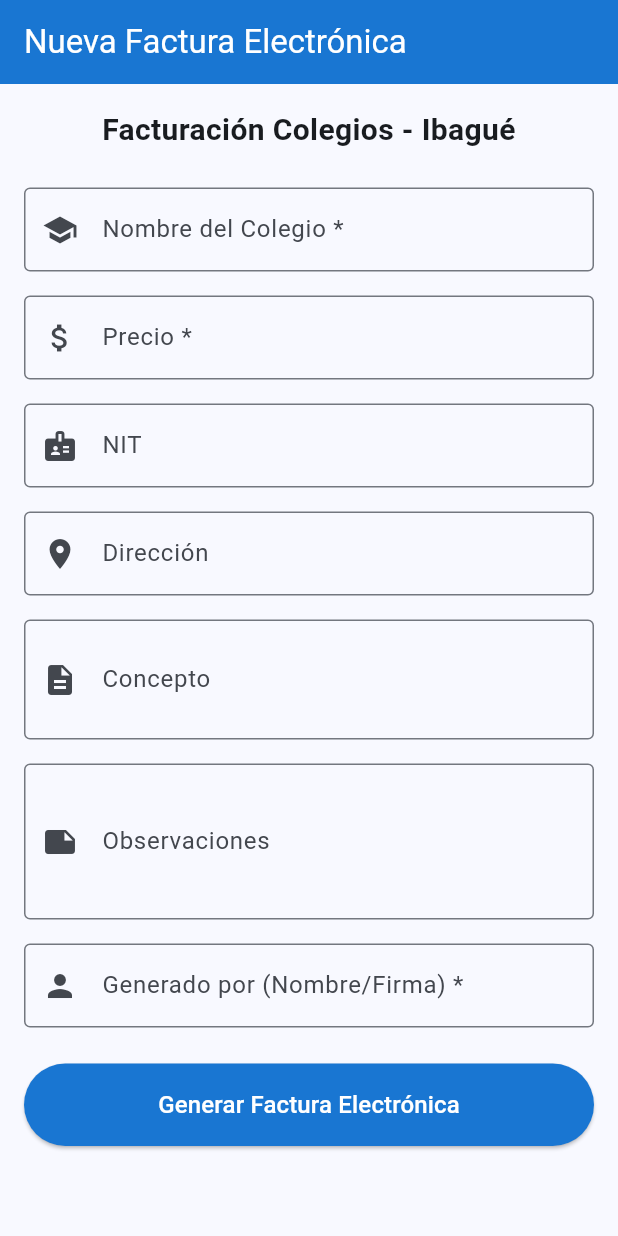
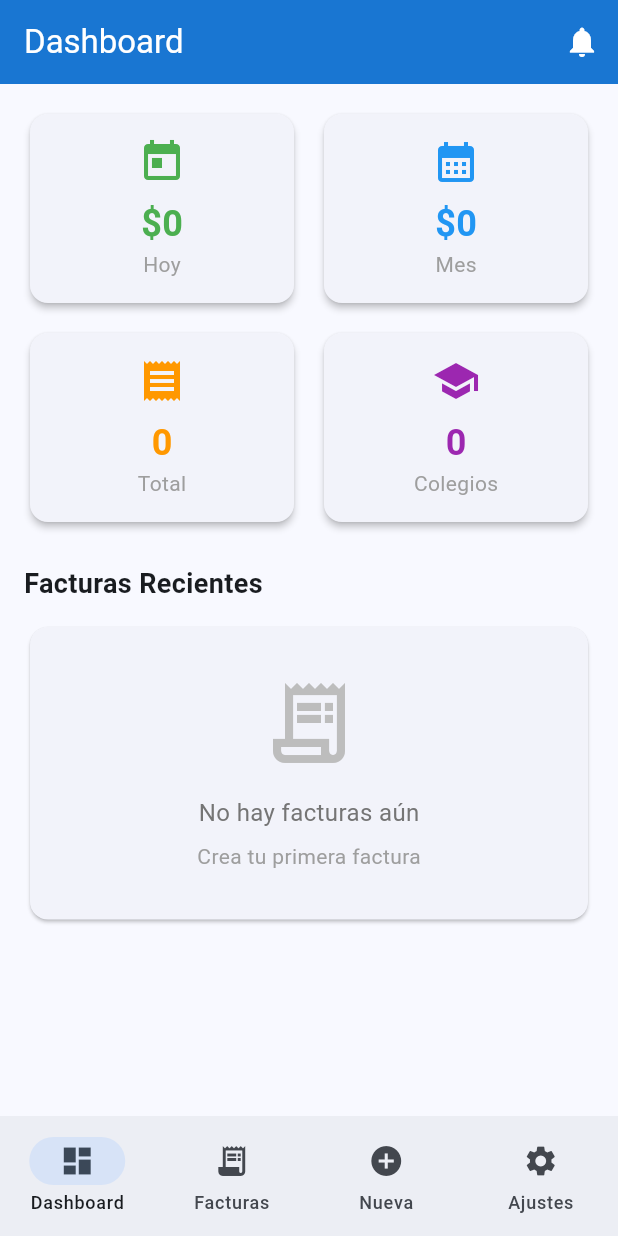
Before and after one commit to ElevoDevs/NovaDoc_M, a Flutter app: the screen it shows after launch, on a phone screen of 412 x 824 dp. Run offline on Flutter 3.47's test engine with Material 3 defaults, Android fonts, the phone set to English and light mode, and no system bars.

Commit message:
haciendo pantallas para la facturacion electronica

```diff
--- a/lib/main.dart
+++ b/lib/main.dart
@@ -1,5 +1,5 @@
 import 'package:flutter/material.dart';
-import 'screens/invoice_form_screen.dart';
+import 'screens/home_screen.dart';
 
 void main() {
   runApp(const MyApp());
@@ -17,7 +17,7 @@ class MyApp extends StatelessWidget {
         colorScheme: ColorScheme.fromSeed(seedColor: Colors.blue),
         useMaterial3: true,
       ),
-      home: const InvoiceFormScreen(),
+      home: const HomeScreen(),
     );
   }
 }
--- /dev/null
+++ b/lib/screens/dashboard_screen.dart
@@ -0,0 +1,90 @@
+import 'package:flutter/material.dart';
+
+class DashboardScreen extends StatelessWidget {
+  const DashboardScreen({super.key});
+
+  @override
+  Widget build(BuildContext context) {
+    return Scaffold(
+      appBar: AppBar(
+        title: const Text('Dashboard'),
+        backgroundColor: Colors.blue[700],
+        foregroundColor: Colors.white,
+        actions: [
+          IconButton(icon: const Icon(Icons.notifications), onPressed: () {}),
+        ],
+      ),
+      body: ListView(
+        padding: const EdgeInsets.all(16),
+        children: [
+          Row(
+            children: [
+              Expanded(child: _StatCard(title: 'Hoy', value: '\$0', icon: Icons.today, color: Colors.green)),
+              const SizedBox(width: 12),
+              Expanded(child: _StatCard(title: 'Mes', value: '\$0', icon: Icons.calendar_month, color: Colors.blue)),
+            ],
+          ),
+          const SizedBox(height: 12),
+          Row(
+            children: [
+              Expanded(child: _StatCard(title: 'Total', value: '0', icon: Icons.receipt, color: Colors.orange)),
+              const SizedBox(width: 12),
+              Expanded(child: _StatCard(title: 'Colegios', value: '0', icon: Icons.school, color: Colors.purple)),
+            ],
+          ),
+          const SizedBox(height: 24),
+          const Text('Facturas Recientes', style: TextStyle(fontSize: 18, fontWeight: FontWeight.bold)),
+          const SizedBox(height: 12),
+          _EmptyState(),
+        ],
+      ),
+    );
+  }
+}
+
+class _StatCard extends StatelessWidget {
+  final String title;
+  final String value;
+  final IconData icon;
+  final Color color;
+
+  const _StatCard({required this.title, required this.value, required this.icon, required this.color});
+
+  @override
+  Widget build(BuildContext context) {
+    return Card(
+      elevation: 2,
+      child: Padding(
+        padding: const EdgeInsets.all(16),
+        child: Column(
+          children: [
+            Icon(icon, color: color, size: 32),
+            const SizedBox(height: 8),
+            Text(value, style: TextStyle(fontSize: 24, fontWeight: FontWeight.bold, color: color)),
+            Text(title, style: const TextStyle(color: Colors.grey)),
+          ],
+        ),
+      ),
+    );
+  }
+}
+
+class _EmptyState extends StatelessWidget {
+  @override
+  Widget build(BuildContext context) {
+    return Card(
+      child: Padding(
+        padding: const EdgeInsets.all(32),
+        child: Column(
+          children: [
+            Icon(Icons.receipt_long_outlined, size: 64, color: Colors.grey[400]),
+            const SizedBox(height: 16),
+            Text('No hay facturas aún', style: TextStyle(fontSize: 16, color: Colors.grey[600])),
+            const SizedBox(height: 8),
+            Text('Crea tu primera factura', style: TextStyle(color: Colors.grey[500])),
+          ],
+        ),
+      ),
+    );
+  }
+}
--- /dev/null
+++ b/lib/screens/home_screen.dart
@@ -0,0 +1,40 @@
+import 'package:flutter/material.dart';
+import 'invoice_form_screen.dart';
+import 'invoices_list_screen.dart';
+import 'dashboard_screen.dart';
+import 'settings_screen.dart';
+
+class HomeScreen extends StatefulWidget {
+  const HomeScreen({super.key});
+
+  @override
+  State<HomeScreen> createState() => _HomeScreenState();
+}
+
+class _HomeScreenState extends State<HomeScreen> {
+  int _selectedIndex = 0;
+
+  final List<Widget> _screens = [
+    const DashboardScreen(),
+    const InvoicesListScreen(),
+    const InvoiceFormScreen(),
+    const SettingsScreen(),
+  ];
+
+  @override
+  Widget build(BuildContext context) {
+    return Scaffold(
+      body: _screens[_selectedIndex],
+      bottomNavigationBar: NavigationBar(
+        selectedIndex: _selectedIndex,
+        onDestinationSelected: (index) => setState(() => _selectedIndex = index),
+        destinations: const [
+          NavigationDestination(icon: Icon(Icons.dashboard), label: 'Dashboard'),
+          NavigationDestination(icon: Icon(Icons.receipt_long), label: 'Facturas'),
+          NavigationDestination(icon: Icon(Icons.add_circle), label: 'Nueva'),
+          NavigationDestination(icon: Icon(Icons.settings), label: 'Ajustes'),
+        ],
+      ),
+    );
+  }
+}
```
Also changed, not shown: lib/screens/invoice_form_screen.dart (+51 -6 lines), lib/screens/invoices_list_screen.dart (added, +53 -0 lines), lib/screens/settings_screen.dart (added, +68 -0 lines), 3 other files.
